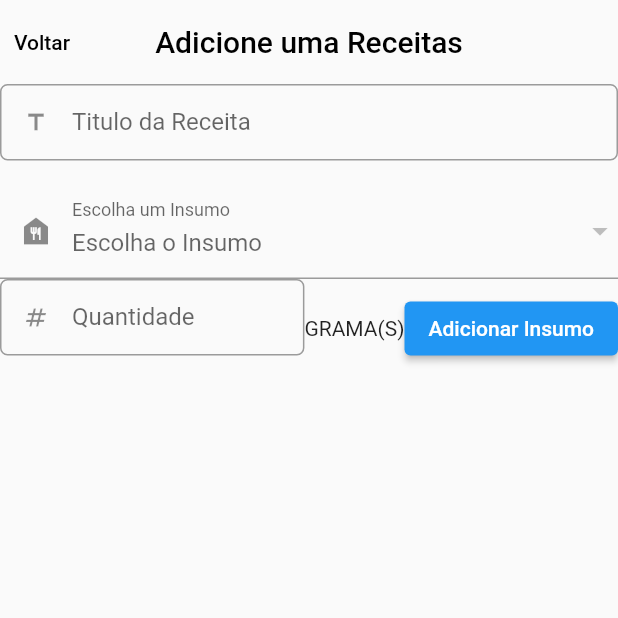
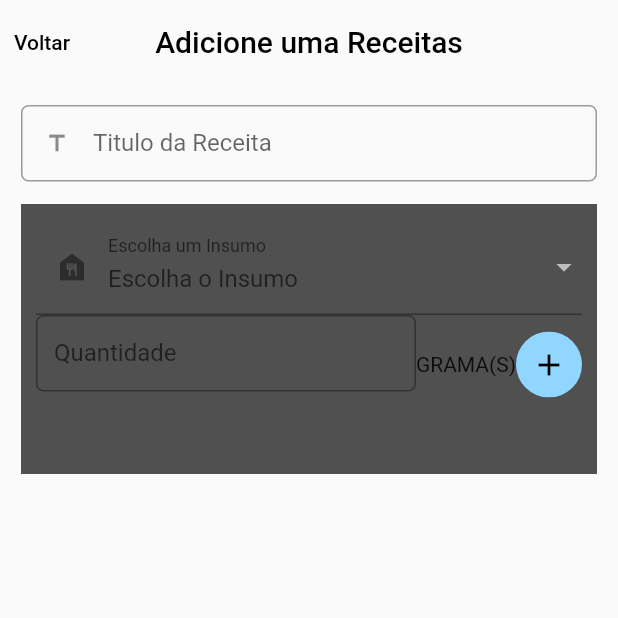
Before and after one commit to RenanLedo/app_ficha_tecnica, a Flutter app: the AddReceita screen opened by its route, on a phone screen of 412 x 824 dp, the top half of it. Run offline on Flutter 3.47's test engine with Material 2 defaults, Android fonts, the phone set to English and light mode, and no system bars; our stand-ins replace get.

Commit message:
ainda designer

```diff
--- /dev/null
+++ b/lib/components/custom_icon.dart
@@ -0,0 +1,40 @@
+import 'package:flutter/material.dart';
+
+class CustomIcon extends StatelessWidget {
+  VoidCallback onPress;
+  double radios;
+  Color backgrounColor;
+  Color color;
+  IconData icon;
+  double padding;
+
+  CustomIcon({
+    Key? key,
+    required this.onPress,
+    required this.radios,
+    required this.backgrounColor,
+    required this.color,
+    required this.icon,
+    required this.padding,
+  }) : super(key: key);
+
+  @override
+  Widget build(BuildContext context) {
+    return ClipRRect(
+      borderRadius: BorderRadius.circular(radios),
+      child: Material(
+        color: backgrounColor,
+        child: Padding(
+          padding: EdgeInsets.all(padding),
+          child: InkWell(
+            onTap: onPress,
+            child: Icon(
+              icon,
+              color: color,
+            ),
+          ),
+        ),
+      ),
+    );
+  }
+}
--- a/lib/components/custom_text_field.dart
+++ b/lib/components/custom_text_field.dart
@@ -2,7 +2,7 @@ import 'package:flutter/material.dart';
 import 'package:flutter/services.dart';
 
 class CustomTextField extends StatefulWidget {
-  final IconData icon;
+  final IconData? icon;
   final String label;
   final bool isSecret;
   final List<TextInputFormatter>? inputFormatters;
@@ -15,7 +15,7 @@ class CustomTextField extends StatefulWidget {
 
   const CustomTextField({
     Key? key,
-    required this.icon,
+    this.icon,
     required this.label,
     this.isSecret = false,
     this.inputFormatters,
@@ -46,7 +46,6 @@ class _CustomTextFieldState extends State<CustomTextField> {
     return Padding(
       padding: const EdgeInsets.only(bottom: 15),
       child: TextFormField(
-
         readOnly: widget.readOnly,
         initialValue: widget.initialValue,
         inputFormatters: widget.inputFormatters,
@@ -56,7 +55,7 @@ class _CustomTextFieldState extends State<CustomTextField> {
         keyboardType: widget.textInputType,
         key: widget.formFieldKey,
         decoration: InputDecoration(
-          prefixIcon: Icon(widget.icon),
+          prefixIcon: widget.icon == null ? null : Icon(widget.icon),
           suffixIcon: widget.isSecret
               ? IconButton(
                   onPressed: () {
--- a/lib/modulos/receita/components/insumosReceitaTile.dart
+++ b/lib/modulos/receita/components/insumosReceitaTile.dart
@@ -1,3 +1,4 @@
+import 'package:app_ficha_tecnica/components/custom_icon.dart';
 import 'package:app_ficha_tecnica/modulos/insumos/model/insumo.dart';
 import 'package:flutter/material.dart';
 
@@ -29,19 +30,13 @@ class InsumosReceitaTile extends StatelessWidget {
             insumo.custoInReceita.toString(),
             style: const TextStyle(fontSize: 13),
           ),
-          ClipRRect(
-            borderRadius: BorderRadius.circular(50),
-            child: Material(
-              color: Colors.transparent,
-              child: InkWell(
-                onTap: onPress,
-                child: const Icon(
-                  Icons.close_rounded,
-                  color: Color.fromARGB(255, 58, 58, 58),
-                ),
-              ),
-            ),
-          ),
+          CustomIcon(
+              onPress: onPress,
+              radios: 50,
+              backgrounColor: Colors.transparent,
+              color: Colors.white,
+              icon: Icons.close_rounded,
+              padding: 0,)
         ],
       ),
     );
--- a/lib/modulos/receita/page/add_receita.dart
+++ b/lib/modulos/receita/page/add_receita.dart
@@ -1,3 +1,4 @@
+import 'package:app_ficha_tecnica/components/custom_icon.dart';
 import 'package:app_ficha_tecnica/components/custom_text_field.dart';
 import 'package:app_ficha_tecnica/modulos/insumos/controller/insumo_controller.dart';
 import 'package:app_ficha_tecnica/modulos/insumos/model/insumo.dart';
@@ -34,10 +35,20 @@ class _AddReceitaState extends State<AddReceita> {
             style: TextStyle(color: Colors.black),
           )),
       body: SingleChildScrollView(
+        child: Padding(
+          padding: const EdgeInsets.all(14),
           child: Column(
             children: [
               const CustomTextField(
                   icon: Icons.title, label: 'Titulo da Receita'),
+              GetBuilder<ReceitaController>(
+                builder: (receitaController) {
+                  return Container(
+                    color: const Color.fromARGB(255, 80, 80, 80),
+                    child: Padding(
+                      padding: const EdgeInsets.all(10),
+                      child: Column(
+                        children: [
                           SizedBox(
                             width: MediaQuery.of(context).size.width,
                             child: DropdownButtonFormField<Insumo>(
@@ -50,7 +61,8 @@ class _AddReceitaState extends State<AddReceita> {
                                   ? null
                                   : receitaController.itemInsumoValue,
                               onChanged: (escolha) {
-                  receitaController.setItemInsumoValue(insumo: escolha);
+                                receitaController.setItemInsumoValue(
+                                    insumo: escolha);
                               },
                               items: insumoController.insumosList
                                   .map(
@@ -62,44 +74,48 @@ class _AddReceitaState extends State<AddReceita> {
                                   .toList(),
                             ),
                           ),
-            GetBuilder<ReceitaController>(
-              builder: (receitaController) {
-                return Row(
+                          Row(
                             mainAxisAlignment: MainAxisAlignment.spaceBetween,
                             children: [
                               Expanded(
                                 child: CustomTextField(
-                        icon: Icons.numbers,
                                   label: 'Quantidade',
                                   controller: quantidadeEC,
                                   textInputType: TextInputType.number,
                                 ),
                               ),
-                    Text(receitaController.itemInsumoValue?.unidadeMedida ==
+                              Text(receitaController
+                                          .itemInsumoValue?.unidadeMedida ==
                                       'UNIDADE'
                                   ? 'UNIDADE(S)'
                                   : 'GRAMA(S)'),
-                    ElevatedButton(
-                        onPressed: () {
-                          var itemValue = receitaController.itemInsumoValue;
-                          var quantidade = double.parse(quantidadeEC.text);
+                              CustomIcon(
+                                onPress: () {
+                                  var itemValue =
+                                      receitaController.itemInsumoValue;
+                                  var quantidade =
+                                      double.parse(quantidadeEC.text);
 
                                   receitaController.addIsumoForList(
-                              insumo: itemValue, quantidade: quantidade);
+                                      insumo: itemValue,
+                                      quantidade: quantidade);
                                 },
-                        child: const Text('Adicionar Insumo'))
+                                radios: 50,
+                                backgrounColor:
+                                    const Color.fromARGB(255, 144, 214, 255),
+                                color: const Color.fromARGB(255, 0, 0, 0),
+                                icon: Icons.add,
+                                padding: 10,
+                              )
                             ],
-                );
-              },
                           ),
-            GetBuilder<ReceitaController>(
-              builder: (receitaController) {
-                return SizedBox(
+                          SizedBox(
                             height: 30,
                             child: ListView.builder(
                                 scrollDirection: Axis.horizontal,
                                 shrinkWrap: true,
-                      itemCount: receitaController.insumosReceitaList.length,
+                                itemCount:
+                                    receitaController.insumosReceitaList.length,
                                 itemBuilder: (context, index) {
                                   final insumoReceitaList = receitaController
                                       .insumosReceitaList.reversed
@@ -109,10 +125,15 @@ class _AddReceitaState extends State<AddReceita> {
                                     onPress: () {},
                                   );
                                 }),
+                          ),
+                        ],
+                      ),
+                    ),
                   );
                 },
-            )
+              ),
             ],
+          ),
         ),
       ),
     );
```
Lines whose indentation alone changed are shown as unchanged.
